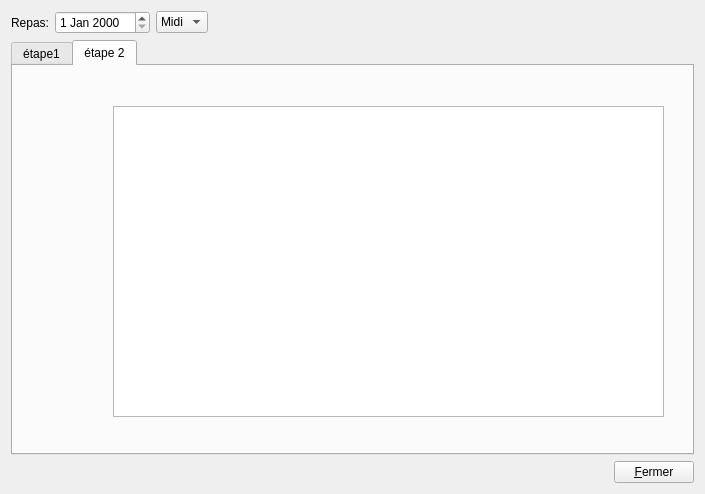
Qt form chrysalide/preparerrepas.ui (chrysalideProject/chrysalideProject) before a commit.
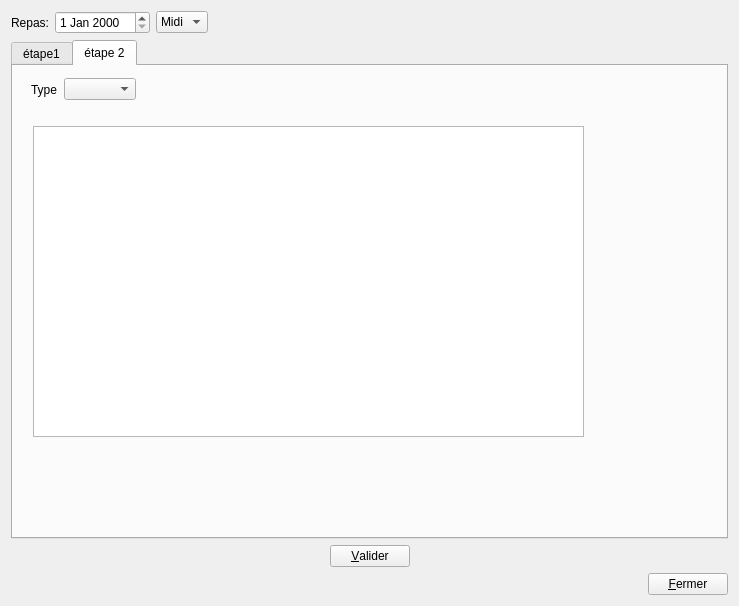
The same form after that commit. The open tabs and pages were chosen to show the change. Icons and pictures are not drawn. Custom widgets are drawn as their Qt base class.

Diff of the .ui file:
```diff
--- a/chrysalide/preparerrepas.ui
+++ b/chrysalide/preparerrepas.ui
@@ -6,8 +6,8 @@
    <rect>
     <x>0</x>
     <y>0</y>
-    <width>705</width>
-    <height>494</height>
+    <width>739</width>
+    <height>606</height>
    </rect>
   </property>
   <property name="windowTitle">
@@ -200,16 +200,88 @@
       <widget class="typeTableView" name="graphicsView">
        <property name="geometry">
         <rect>
-         <x>100</x>
-         <y>40</y>
+         <x>20</x>
+         <y>60</y>
          <width>551</width>
          <height>311</height>
         </rect>
        </property>
       </widget>
+      <widget class="QWidget" name="">
+       <property name="geometry">
+        <rect>
+         <x>18</x>
+         <y>10</y>
+         <width>155</width>
+         <height>27</height>
+        </rect>
+       </property>
+       <layout class="QHBoxLayout" name="horizontalLayout_8">
+        <item>
+         <widget class="QLabel" name="label_8">
+          <property name="text">
+           <string>Type</string>
+          </property>
+         </widget>
+        </item>
+        <item>
+         <widget class="QComboBox" name="comboBoxSalle"/>
+        </item>
+        <item>
+         <spacer name="horizontalSpacer_5">
+          <property name="orientation">
+           <enum>Qt::Horizontal</enum>
+          </property>
+          <property name="sizeHint" stdset="0">
+           <size>
+            <width>40</width>
+            <height>20</height>
+           </size>
+          </property>
+         </spacer>
+        </item>
+       </layout>
+      </widget>
      </widget>
     </widget>
    </item>
+   <item>
+    <layout class="QHBoxLayout" name="horizontalLayout_7">
+     <item>
+      <spacer name="horizontalSpacer_3">
+       <property name="orientation">
+        <enum>Qt::Horizontal</enum>
+       </property>
+       <property name="sizeHint" stdset="0">
+        <size>
+         <width>40</width>
+         <height>20</height>
+        </size>
+       </property>
+      </spacer>
+     </item>
+     <item>
+      <widget class="QPushButton" name="pushButtonValider">
+       <property name="text">
+        <string>&amp;Valider</string>
+       </property>
+      </widget>
+     </item>
+     <item>
+      <spacer name="horizontalSpacer_4">
+       <property name="orientation">
+        <enum>Qt::Horizontal</enum>
+       </property>
+       <property name="sizeHint" stdset="0">
+        <size>
+         <width>40</width>
+         <height>20</height>
+        </size>
+       </property>
+      </spacer>
+     </item>
+    </layout>
+   </item>
    <item>
     <layout class="QHBoxLayout" name="horizontalLayout_3">
      <item>
```
Left out of the diff: 4 changed lines with no effect on the pictures.
